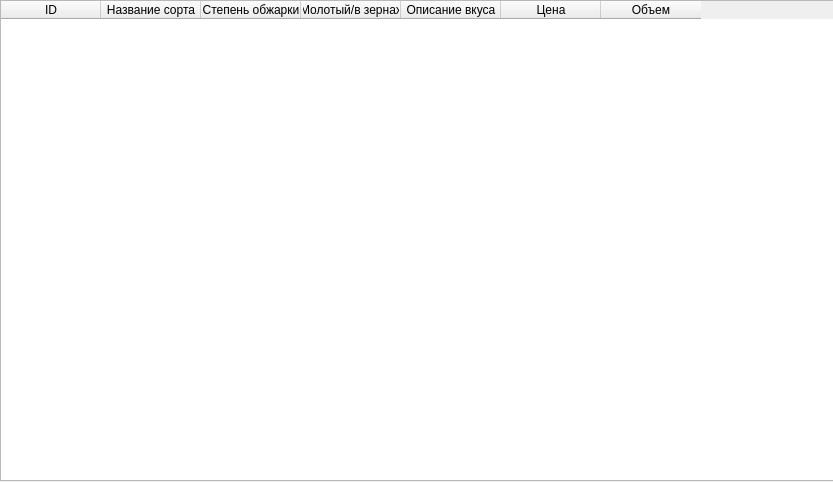
Old version of the form main.ui in the repository nightsea987/Coffee2.
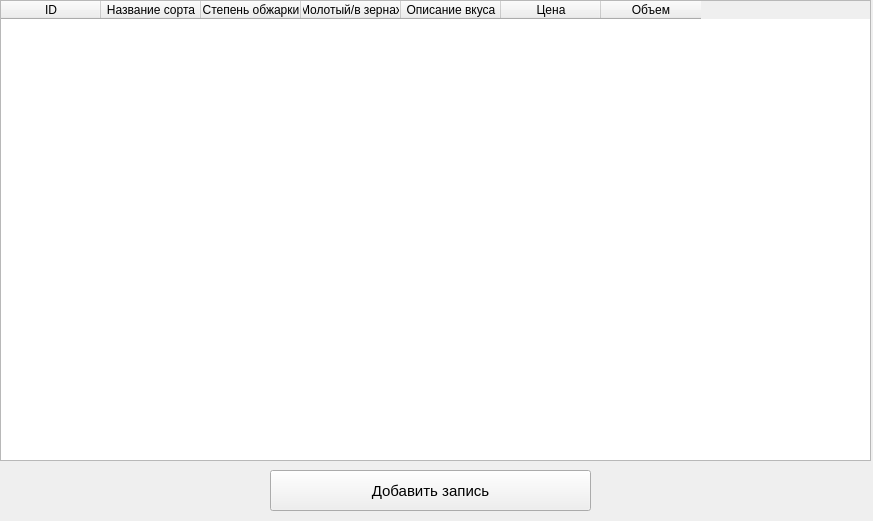
New version of the form.

```diff
--- a/main.ui
+++ b/main.ui
@@ -6,8 +6,8 @@
    <rect>
     <x>0</x>
     <y>0</y>
-    <width>833</width>
-    <height>482</height>
+    <width>873</width>
+    <height>521</height>
    </rect>
   </property>
   <property name="windowTitle">
@@ -18,8 +18,8 @@
     <rect>
      <x>0</x>
      <y>0</y>
-     <width>841</width>
-     <height>481</height>
+     <width>871</width>
+     <height>461</height>
     </rect>
    </property>
    <column>
@@ -66,6 +66,25 @@
     </property>
    </column>
   </widget>
+  <widget class="QPushButton" name="pushButton">
+   <property name="geometry">
+    <rect>
+     <x>270</x>
+     <y>470</y>
+     <width>321</width>
+     <height>41</height>
+    </rect>
+   </property>
+   <property name="font">
+    <font>
+     <family>Arial</family>
+     <pointsize>11</pointsize>
+    </font>
+   </property>
+   <property name="text">
+    <string>Добавить запись</string>
+   </property>
+  </widget>
  </widget>
  <resources/>
  <connections/>
```
Left out of the diff: 2 changed lines with no effect on the pictures.
